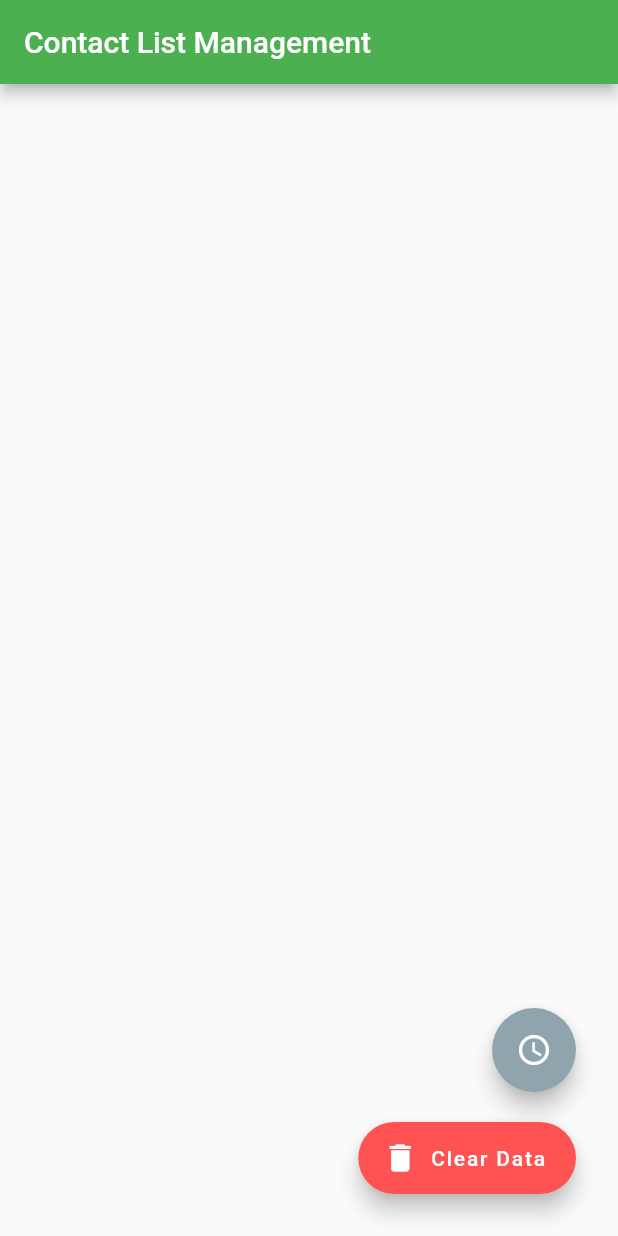
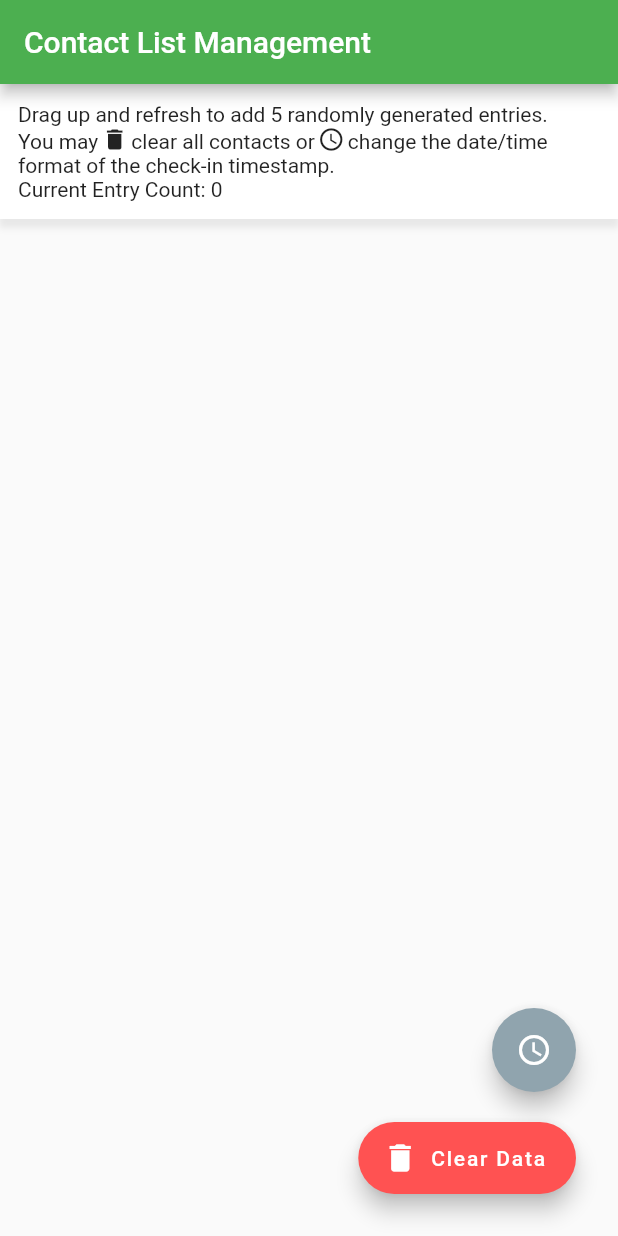
Before and after one commit to BigYajuu/vimigo-tech-assessment, a Flutter app: the screen it shows after launch, on a phone screen of 412 x 824 dp. Run offline on Flutter 3.47's test engine with Material 2 defaults, Android fonts, the phone set to English and light mode, and no system bars; our stand-ins replace shared_preferences, sqflite, timeago; accounts and stored records are empty.

Commit message:
Added guidance bar to the top of home

```diff
--- a/vimigo_assessment/lib/main.dart
+++ b/vimigo_assessment/lib/main.dart
@@ -32,6 +32,8 @@ const List<String> _phoneList = [
   '0172332743',
   '0191236439',
   '0111931233',
+  '0162879190',
+  '016783239',
 ];
 
 class Home extends StatefulWidget {
@@ -99,7 +101,7 @@ class HomeState extends State<Home> {
   }
 
   DateTime getACheckIn() {
-    const int range = 1200000;
+    const int range = 120000;
     int next = _rand.nextInt(range);
     return DateTime.now().add(Duration(seconds: -next));
   }
@@ -143,6 +145,50 @@ class HomeState extends State<Home> {
                 builder: (context, value, child) {
                   return Column(
                     children: [
+                      Container(
+                          padding: const EdgeInsets.all(12.0),
+                          decoration: BoxDecoration(
+                            color: Colors.white,
+                            boxShadow: [
+                              BoxShadow(
+                                color: Colors.grey.withOpacity(0.2),
+                                spreadRadius: 1,
+                                blurRadius: 3,
+                                offset: const Offset(0, 5),
+                              ),
+                            ],
+                          ),
+                          child: Align(
+                            alignment: Alignment.centerLeft,
+                            child: RichText(
+                              text: TextSpan(
+                                  style: Theme.of(context).textTheme.bodyMedium,
+                                  children: [
+                                    TextSpan(
+                                        text:
+                                            "Drag up and refresh to add 5 randomly generated entries. \nYou may"),
+                                    WidgetSpan(
+                                      child: Padding(
+                                        padding: const EdgeInsets.symmetric(
+                                            horizontal: 2.0),
+                                        child: Icon(Icons.delete, size: 18),
+                                      ),
+                                    ),
+                                    TextSpan(text: "clear all contacts or"),
+                                    WidgetSpan(
+                                      child: Padding(
+                                        padding: const EdgeInsets.symmetric(
+                                            horizontal: 2.0),
+                                        child:
+                                            Icon(Icons.access_time, size: 18),
+                                      ),
+                                    ),
+                                    TextSpan(
+                                        text:
+                                            "change the date/time format of the check-in timestamp.\nCurrent Entry Count: ${_contacts.length}")
+                                  ]),
+                            ),
+                          )),
                       Expanded(
                           child: isLoading
                               ? const Center(child: CircularProgressIndicator())
```
